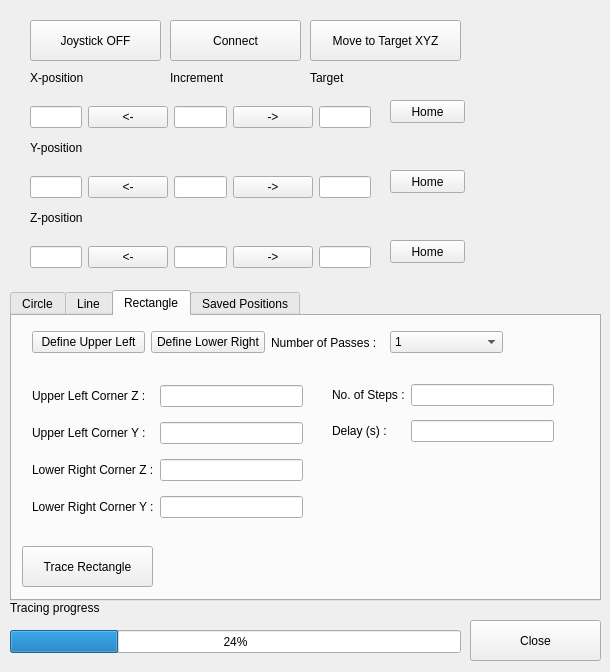
The window that uiESP300.ui (pdera/laser_cutting) describes before a commit, drawn with Qt 5.
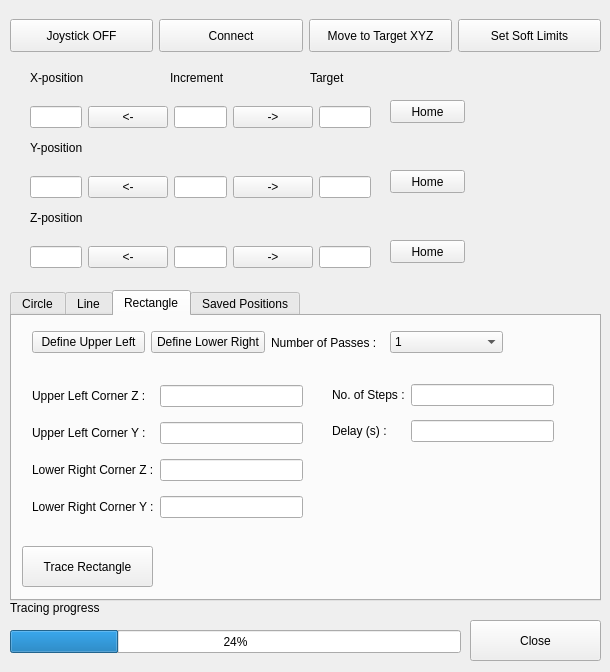
The same window after the commit. The open tabs and pages were chosen to show the change.

Commit message: softLimits tested, checks for radius greater than 1mm, still need to check bounds, I think

Diff of the .ui file:
```diff
--- a/uiESP300.ui
+++ b/uiESP300.ui
@@ -173,32 +173,6 @@
     </item>
    </layout>
   </widget>
-  <widget class="QPushButton" name="pushButton_Connect">
-   <property name="geometry">
-    <rect>
-     <x>170</x>
-     <y>20</y>
-     <width>131</width>
-     <height>41</height>
-    </rect>
-   </property>
-   <property name="text">
-    <string>Connect</string>
-   </property>
-  </widget>
-  <widget class="QPushButton" name="pushButton_Joystick">
-   <property name="geometry">
-    <rect>
-     <x>30</x>
-     <y>20</y>
-     <width>131</width>
-     <height>41</height>
-    </rect>
-   </property>
-   <property name="text">
-    <string>Joystick OFF</string>
-   </property>
-  </widget>
   <widget class="QPushButton" name="pushButton_HomeX">
    <property name="geometry">
     <rect>
@@ -1240,18 +1214,69 @@
     <string>Target</string>
    </property>
   </widget>
-  <widget class="QPushButton" name="MoveToTargetButton">
+  <widget class="QWidget" name="">
    <property name="geometry">
     <rect>
-     <x>310</x>
-     <y>20</y>
-     <width>151</width>
-     <height>41</height>
+     <x>10</x>
+     <y>0</y>
+     <width>591</width>
+     <height>71</height>
     </rect>
    </property>
-   <property name="text">
-    <string>Move to Target XYZ</string>
-   </property>
+   <layout class="QHBoxLayout" name="horizontalLayout_7">
+    <item>
+     <widget class="QPushButton" name="pushButton_Joystick">
+      <property name="minimumSize">
+       <size>
+        <width>0</width>
+        <height>33</height>
+       </size>
+      </property>
+      <property name="text">
+       <string>Joystick OFF</string>
+      </property>
+     </widget>
+    </item>
+    <item>
+     <widget class="QPushButton" name="pushButton_Connect">
+      <property name="minimumSize">
+       <size>
+        <width>0</width>
+        <height>33</height>
+       </size>
+      </property>
+      <property name="text">
+       <string>Connect</string>
+      </property>
+     </widget>
+    </item>
+    <item>
+     <widget class="QPushButton" name="MoveToTargetButton">
+      <property name="minimumSize">
+       <size>
+        <width>0</width>
+        <height>33</height>
+       </size>
+      </property>
+      <property name="text">
+       <string>Move to Target XYZ</string>
+      </property>
+     </widget>
+    </item>
+    <item>
+     <widget class="QPushButton" name="softLimitsButton">
+      <property name="minimumSize">
+       <size>
+        <width>0</width>
+        <height>33</height>
+       </size>
+      </property>
+      <property name="text">
+       <string>Set Soft Limits</string>
+      </property>
+     </widget>
+    </item>
+   </layout>
   </widget>
  </widget>
  <tabstops>
```
Left out of the diff: 2 changed lines with no effect on the pictures. The commit also changes 2 other files.
